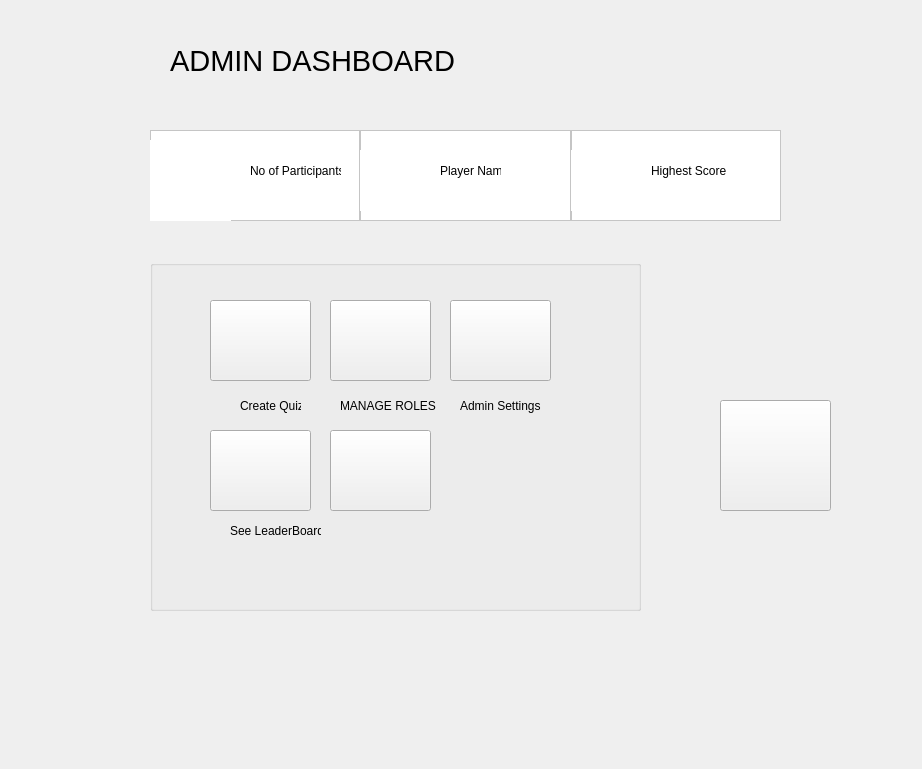
Before: the Qt Designer form uifiles/userdash.ui in SwapnilSantra/project_quizzy, drawn with Qt 5.
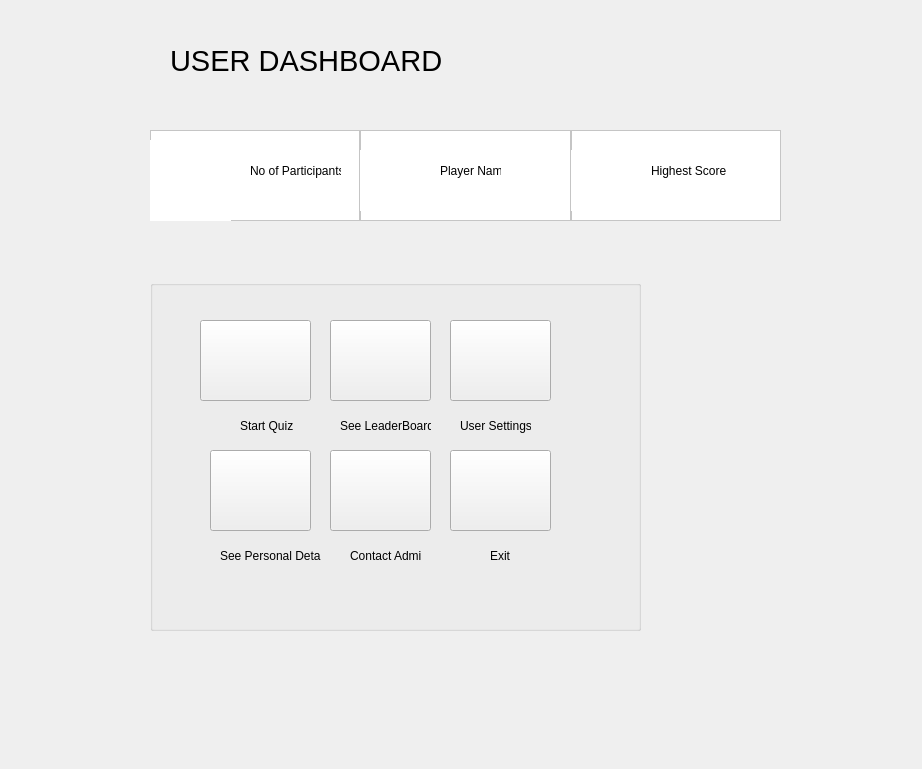
After: the same form once the commit is applied. Icons and pictures are not drawn.

```diff
--- a/uifiles/userdash.ui
+++ b/uifiles/userdash.ui
@@ -191,7 +191,7 @@
         <string notr="true">font-size:22pt</string>
        </property>
        <property name="text">
-        <string>ADMIN DASHBOARD</string>
+        <string>USER DASHBOARD</string>
        </property>
       </widget>
      </item>
@@ -396,7 +396,7 @@
     <property name="geometry">
      <rect>
       <x>150</x>
-      <y>260</y>
+      <y>280</y>
       <width>491</width>
       <height>351</height>
      </rect>
@@ -404,34 +404,11 @@
     <property name="title">
      <string/>
     </property>
-    <widget class="QPushButton" name="pushButton_3">
-     <property name="geometry">
-      <rect>
-       <x>60</x>
-       <y>40</y>
-       <width>101</width>
-       <height>81</height>
-      </rect>
-     </property>
-     <property name="text">
-      <string/>
-     </property>
-     <property name="icon">
-      <iconset resource="../resources/logo.qrc">
-       <normaloff>:/&lt;noprefix&gt;/icons8-quiz-64.png</normaloff>:/&lt;noprefix&gt;/icons8-quiz-64.png</iconset>
-     </property>
-     <property name="iconSize">
-      <size>
-       <width>100</width>
-       <height>100</height>
-      </size>
-     </property>
-    </widget>
     <widget class="QPushButton" name="pushButton_4">
      <property name="geometry">
       <rect>
-       <x>60</x>
-       <y>170</y>
+       <x>180</x>
+       <y>40</y>
        <width>101</width>
        <height>81</height>
       </rect>
@@ -477,7 +454,7 @@
      <property name="geometry">
       <rect>
        <x>180</x>
-       <y>40</y>
+       <y>170</y>
        <width>101</width>
        <height>81</height>
       </rect>
@@ -506,20 +483,20 @@
       </rect>
      </property>
      <property name="text">
-      <string>Create Quiz</string>
+      <string>Start Quiz</string>
      </property>
     </widget>
     <widget class="QLabel" name="label_15">
      <property name="geometry">
       <rect>
-       <x>190</x>
-       <y>130</y>
-       <width>101</width>
+       <x>200</x>
+       <y>260</y>
+       <width>71</width>
        <height>31</height>
       </rect>
      </property>
      <property name="text">
-      <string>MANAGE ROLES</string>
+      <string>Contact Admin</string>
      </property>
     </widget>
     <widget class="QLabel" name="label_16">
@@ -527,21 +504,21 @@
       <rect>
        <x>310</x>
        <y>130</y>
-       <width>101</width>
+       <width>71</width>
        <height>31</height>
       </rect>
      </property>
      <property name="text">
-      <string>Admin Settings</string>
+      <string>User Settings</string>
      </property>
     </widget>
     <widget class="QLabel" name="label_17">
      <property name="geometry">
       <rect>
-       <x>80</x>
-       <y>260</y>
+       <x>190</x>
+       <y>130</y>
        <width>91</width>
-       <height>21</height>
+       <height>31</height>
       </rect>
      </property>
      <property name="text">
@@ -551,7 +528,7 @@
     <widget class="QPushButton" name="pushButton_7">
      <property name="geometry">
       <rect>
-       <x>180</x>
+       <x>60</x>
        <y>170</y>
        <width>101</width>
        <height>81</height>
@@ -571,14 +548,13 @@
       </size>
      </property>
     </widget>
-   </widget>
    <widget class="QPushButton" name="startquiz">
     <property name="geometry">
      <rect>
-      <x>720</x>
-      <y>400</y>
+       <x>50</x>
+       <y>40</y>
       <width>111</width>
-      <height>111</height>
+       <height>81</height>
      </rect>
     </property>
     <property name="text">
@@ -590,17 +566,66 @@
     </property>
     <property name="iconSize">
      <size>
+       <width>50</width>
+       <height>50</height>
+      </size>
+     </property>
+    </widget>
+    <widget class="QPushButton" name="pushButton_3">
+     <property name="geometry">
+      <rect>
+       <x>300</x>
+       <y>170</y>
+       <width>101</width>
+       <height>81</height>
+      </rect>
+     </property>
+     <property name="text">
+      <string/>
+     </property>
+     <property name="icon">
+      <iconset resource="../resources/logo.qrc">
+       <normaloff>:/&lt;noprefix&gt;/icons8-exit-100.png</normaloff>:/&lt;noprefix&gt;/icons8-exit-100.png</iconset>
+     </property>
+     <property name="iconSize">
+      <size>
       <width>100</width>
       <height>100</height>
      </size>
     </property>
+    </widget>
+    <widget class="QLabel" name="label_18">
+     <property name="geometry">
+      <rect>
+       <x>340</x>
+       <y>260</y>
+       <width>31</width>
+       <height>31</height>
+      </rect>
+     </property>
+     <property name="text">
+      <string>Exit</string>
+     </property>
+    </widget>
+    <widget class="QLabel" name="label_19">
+     <property name="geometry">
+      <rect>
+       <x>70</x>
+       <y>260</y>
+       <width>101</width>
+       <height>31</height>
+      </rect>
+     </property>
+     <property name="text">
+      <string>See Personal Details</string>
+     </property>
+    </widget>
    </widget>
    <zorder>horizontalLayoutWidget</zorder>
    <zorder>layoutWidget</zorder>
    <zorder>leftmenu</zorder>
    <zorder>togglemenu</zorder>
    <zorder>groupBox</zorder>
-   <zorder>startquiz</zorder>
   </widget>
  </widget>
  <tabstops>
```
Lines whose indentation alone changed are shown as unchanged.
